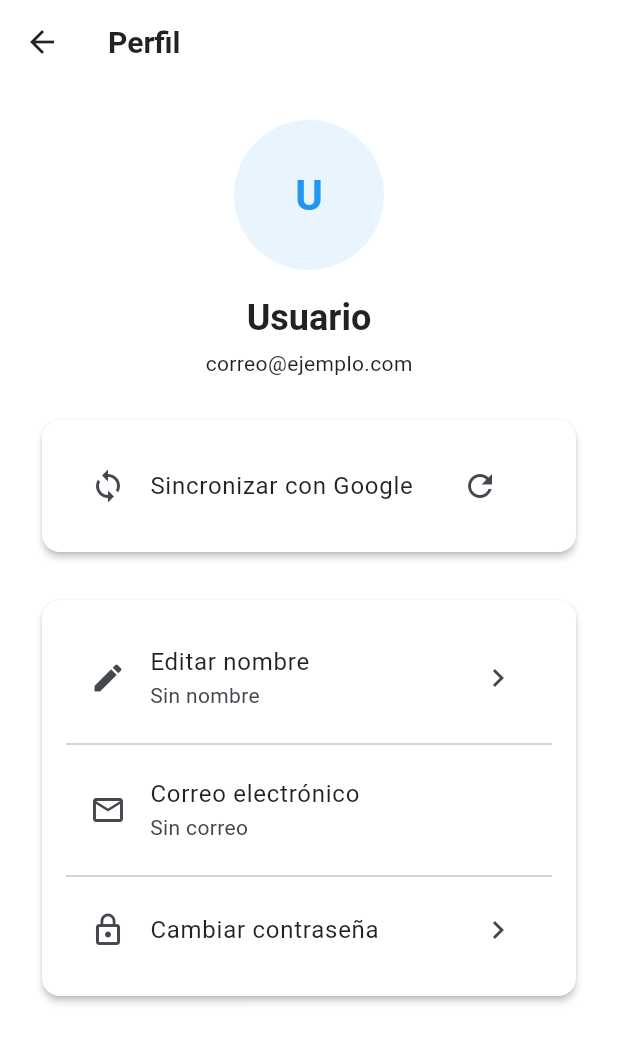
After one commit to a-ceron/citasFlutterApp, a Flutter app: the ProfilePage screen opened by its route, after a tap on the "refresh" icon, after a tap on "Editar nombre", after a tap on "Cambiar contraseña", on a phone screen of 412 x 824 dp. The commit adds this screen. Shown: the top 1043 px of the screen. Run offline on Flutter 3.47's test engine with Material 3 defaults, Android fonts, the phone set to English and light mode, and no system bars; our stand-ins replace go_router, google_sign_in, shared_preferences, table_calendar; missing offline and left inert: dart:html; accounts and stored records are empty; network calls fail.

Commit message:
Feature(calendar): Se agregaron dos nuevas paginas, la de perfil  la de calendario

```diff
--- a/fclinc/lib/config/router.dart
+++ b/fclinc/lib/config/router.dart
@@ -1,4 +1,5 @@
 // lib/config/router.dart
+import 'package:fclinc/screens/profile/profile_page.dart';
 import 'package:flutter/material.dart';
 import 'package:go_router/go_router.dart';
 import 'package:provider/provider.dart';
@@ -39,6 +40,10 @@ GoRouter createRouter(BuildContext context) {
         path: '/login/success',
         builder: (context, state) => const LoginSuccessPage(),
       ),
+      GoRoute(
+        path: '/profile',
+        builder: (context, state) => const ProfilePage(),
+      ),
     ],
     errorBuilder: (context, state) => ErrorPage(state: state),
   );
--- a/fclinc/lib/main.dart
+++ b/fclinc/lib/main.dart
@@ -3,6 +3,7 @@
   Entry point for the FClinic Flutter Web App.
 */
 
+import 'package:fclinc/providers/google_provider.dart';
 import 'package:flutter/material.dart';
 import 'package:provider/provider.dart';
 import 'package:flutter_web_plugins/url_strategy.dart';
@@ -26,6 +27,7 @@ void main() async {
     MultiProvider(
       providers: [
         ChangeNotifierProvider(create: (_) => authProvider),
+        ChangeNotifierProvider(create: (_) => CalendarProvider()),
       ],
       child: const FClinicApp(),
     ),
--- /dev/null
+++ b/fclinc/lib/screens/profile/profile_page.dart
@@ -0,0 +1,137 @@
+// lib/screens/profile/profile_page.dart
+import 'package:flutter/material.dart';
+import 'package:go_router/go_router.dart';
+import 'package:provider/provider.dart';
+import '../../providers/auth_provider.dart';
+
+class ProfilePage extends StatefulWidget {
+  const ProfilePage({super.key});
+
+  @override
+  State<ProfilePage> createState() => _ProfilePageState();
+}
+
+class _ProfilePageState extends State<ProfilePage> {
+  bool _isSyncing = false;
+
+  Future<void> _syncGoogleAccount() async {
+    setState(() => _isSyncing = true);
+    await Future.delayed(const Duration(seconds: 2));
+    setState(() => _isSyncing = false);
+    if (mounted) {
+      ScaffoldMessenger.of(context).showSnackBar(
+        const SnackBar(content: Text('Cuenta de Google sincronizada')),
+      );
+    }
+  }
+
+  @override
+  Widget build(BuildContext context) {
+    final auth = context.watch<AuthProvider>();
+    final user = auth.user;
+    final theme = Theme.of(context);
+
+    String initials() {
+      if (user?.firstName.isNotEmpty == true) {
+        return user!.firstName[0].toUpperCase();
+      }
+      return 'U';
+    }
+
+    return Scaffold(
+      appBar: AppBar(
+        title: const Text('Perfil'),
+        leading: IconButton(
+          icon: const Icon(Icons.arrow_back),
+          onPressed: () => context.go('/'),
+        ),
+      ),
+      body: SingleChildScrollView(
+        padding: const EdgeInsets.all(24),
+        child: Column(
+          children: [
+            CircleAvatar(
+              radius: 50,
+              backgroundColor: theme.colorScheme.primary.withOpacity(0.1),
+              child: Text(
+                initials(),
+                style: theme.textTheme.headlineMedium
+                    ?.copyWith(color: theme.colorScheme.primary),
+              ),
+            ),
+            const SizedBox(height: 16),
+            Text(
+              user?.firstName ?? 'Usuario',
+              style: theme.textTheme.headlineSmall,
+            ),
+            const SizedBox(height: 4),
+            Text(
+              user?.email ?? 'correo@ejemplo.com',
+              style: theme.textTheme.bodyMedium,
+            ),
+            const SizedBox(height: 24),
+            Card(
+              elevation: 2,
+              shape: RoundedRectangleBorder(
+                  borderRadius: BorderRadius.circular(12)),
+              child: Padding(
+                padding: const EdgeInsets.all(16),
+                child: Column(
+                  children: [
+                    ListTile(
+                      leading: const Icon(Icons.sync),
+                      title: const Text('Sincronizar con Google'),
+                      trailing: _isSyncing
+                          ? const SizedBox(
+                              width: 24,
+                              height: 24,
+                              child: CircularProgressIndicator(strokeWidth: 2),
+                            )
+                          : IconButton(
+                              icon: const Icon(Icons.refresh),
+                              onPressed: _syncGoogleAccount,
+                            ),
+                    ),
+                  ],
+                ),
+              ),
+            ),
+            const SizedBox(height: 24),
+            Card(
+              elevation: 2,
+              shape: RoundedRectangleBorder(
+                  borderRadius: BorderRadius.circular(12)),
+              child: Padding(
+                padding: const EdgeInsets.all(16),
+                child: Column(
+                  children: [
+                    ListTile(
+                      leading: const Icon(Icons.edit),
+                      title: const Text('Editar nombre'),
+                      subtitle: Text(user?.firstName ?? 'Sin nombre'),
+                      trailing: const Icon(Icons.chevron_right),
+                      onTap: () {},
+                    ),
+                    const Divider(),
+                    ListTile(
+                      leading: const Icon(Icons.email_outlined),
+                      title: const Text('Correo electrónico'),
+                      subtitle: Text(user?.email ?? 'Sin correo'),
+                    ),
+                    const Divider(),
+                    ListTile(
+                      leading: const Icon(Icons.lock_outline),
+                      title: const Text('Cambiar contraseña'),
+                      trailing: const Icon(Icons.chevron_right),
+                      onTap: () {},
+                    ),
+                  ],
+                ),
+              ),
+            ),
+          ],
+        ),
+      ),
+    );
+  }
+}
--- a/fclinc/pubspec.yaml
+++ b/fclinc/pubspec.yaml
@@ -47,6 +47,7 @@ dependencies:
   logger: ^2.6.2
   go_router: ^16.2.5
   url_launcher: ^6.2.1
+  table_calendar: ^3.0.9  # Calendar widget
 
 dev_dependencies:
   flutter_test:
```
Also changed, not shown: fclinc/lib/core/widgets/event_tile.dart (added, +28 -0 lines), fclinc/lib/providers/google_provider.dart (added, +80 -0 lines), fclinc/lib/screens/calendar/calendar_page.dart (added, +138 -0 lines), fclinc/lib/screens/utils/main_navbar_page.dart (+20 -9 lines).
